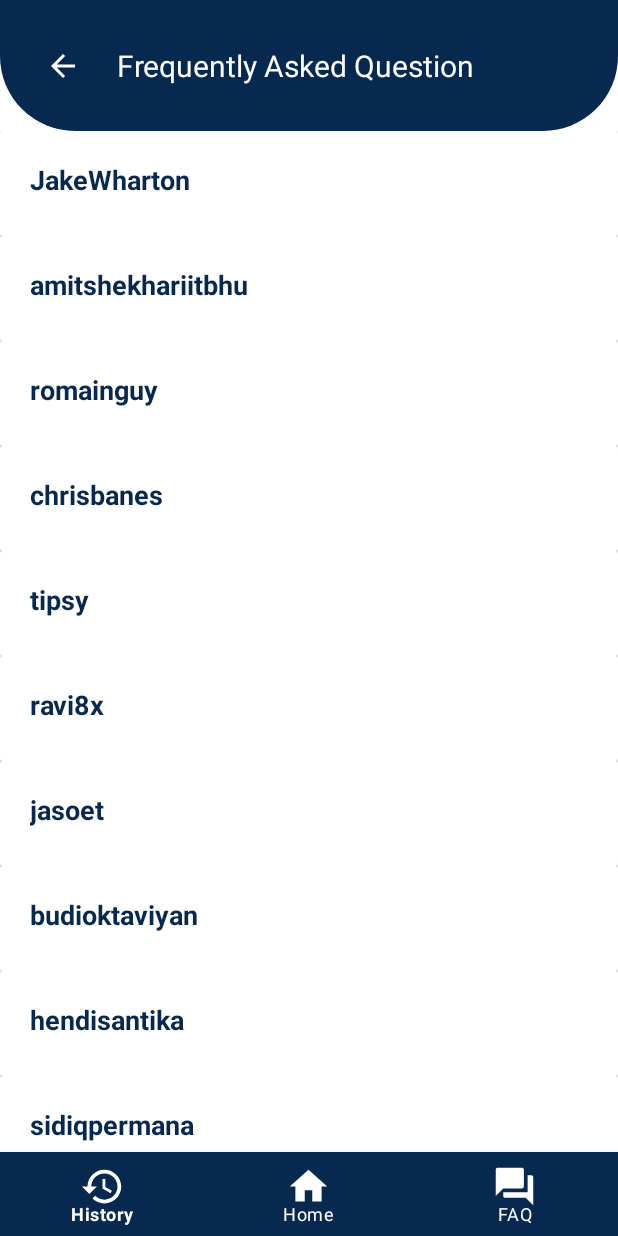
After one commit to Nawitra/Bangkit-Ayenosis, an Android app: the FaqActivity screen opened directly, with no data from a screen before it, on a phone screen of 412 x 824 dp. The commit adds this screen. Run offline under Robolectric (Android 15) with nearby library versions, the phone set to English and light mode, and no system bars; 1 statement that could not run was skipped.

Commit message:
FAQ with bug

```diff
--- a/app/build.gradle
+++ b/app/build.gradle
@@ -57,6 +57,8 @@ dependencies {
     implementation 'org.tensorflow:tensorflow-lite-metadata:0.1.0-rc1'
     implementation 'org.tensorflow:tensorflow-lite:2.2.0'
     implementation 'org.tensorflow:tensorflow-lite-support:0.1.0-rc1'
+    implementation 'androidx.recyclerview:recyclerview:1.2.1'
+    implementation 'androidx.recyclerview:recyclerview-selection:1.1.0'
     testImplementation 'junit:junit:4.13.2'
     androidTestImplementation 'androidx.test.ext:junit:1.1.2'
     androidTestImplementation 'androidx.test.espresso:espresso-core:3.3.0'
--- a/app/src/main/AndroidManifest.xml
+++ b/app/src/main/AndroidManifest.xml
@@ -13,6 +13,7 @@
         android:supportsRtl="true"
         android:theme="@style/Theme.Ayenosis"
         android:usesCleartextTraffic="true">
+        <activity android:name=".activity.FaqActivity"></activity>
         <activity android:name=".activity.ChooseUploadActivity" />
         <activity
             android:name=".activity.OnboardingActivity"
@@ -21,6 +22,7 @@
         <activity android:name=".activity.SplashScreenActivity">
             <intent-filter>
                 <action android:name="android.intent.action.MAIN" />
+
                 <category android:name="android.intent.category.LAUNCHER" />
             </intent-filter>
         </activity>
--- /dev/null
+++ b/app/src/main/java/com/wp/ayenosis/Adapter/QuestionAnswerAdapter.kt
@@ -0,0 +1,47 @@
+package com.wp.ayenosis.Adapter
+
+import android.view.LayoutInflater
+import android.view.View
+import android.view.ViewGroup
+import android.widget.LinearLayout
+import android.widget.TextView
+import androidx.recyclerview.widget.RecyclerView
+import com.wp.ayenosis.R
+import com.wp.ayenosis.model.QuestionAnswer
+
+class QuestionAnswerAdapter (private val questionItem: MutableList<QuestionAnswer>) : RecyclerView.Adapter<QuestionAnswerAdapter.ItemHolder>() {
+    class ItemHolder (v: View) : RecyclerView.ViewHolder(v) {
+        val tvQuestion: TextView = itemView.findViewById(R.id.tv_question)
+        val tvAnswer: TextView = itemView.findViewById(R.id.tv_answer)
+        val llQuestion: LinearLayout = itemView.findViewById(R.id.ll_question)
+    }
+
+    override fun onCreateViewHolder(
+        parent: ViewGroup,
+        viewType: Int
+    ): QuestionAnswerAdapter.ItemHolder {
+        val v: View = LayoutInflater.from(parent.context).inflate(
+            R.layout.list_question_item,
+            parent,
+            false
+        )
+        return ItemHolder(v)
+    }
+
+    override fun onBindViewHolder(holder: QuestionAnswerAdapter.ItemHolder, position: Int) {
+        var questionAnswer = questionItem[position]
+        holder.tvQuestion.text = questionAnswer.question
+        holder.tvAnswer.text = questionAnswer.answer
+        holder.tvAnswer.visibility = if (questionAnswer.expendable == true) View.VISIBLE else View.GONE
+
+
+        holder.llQuestion.setOnClickListener {
+            questionAnswer.expendable = !questionAnswer.expendable!!
+            notifyItemChanged(position)
+        }
+
+    }
+
+    override fun getItemCount() = questionItem.size
+
+}
--- a/app/src/main/java/com/wp/ayenosis/activity/ChooseUploadActivity.kt
+++ b/app/src/main/java/com/wp/ayenosis/activity/ChooseUploadActivity.kt
@@ -51,8 +51,8 @@ class ChooseUploadActivity : AppCompatActivity() {
 
         val btnSubmit: Button = findViewById(R.id.btn_submit1)
         btnSubmit.setOnClickListener{
-
-            val bitmapScaled = Bitmap.createScaledBitmap(bitmap, 192, 256, true)
+        /*
+        val bitmapScaled = Bitmap.createScaledBitmap(bitmap, 192, 256, true)
             val byteBuffer = ByteBuffer.allocateDirect(4 * 3 * 192 * 256)
             for (y in 0 until 256) {
                 for (x in 0 until 192) {
@@ -76,17 +76,16 @@ class ChooseUploadActivity : AppCompatActivity() {
             TensorImage.fromBitmap(bitmapScaled)
             val model = Model1.newInstance(this)
 
-            // Creates inputs for reference.
             val inputFeature0 = TensorBuffer.createFixedSize(intArrayOf(1, 192, 256, 3),DataType.FLOAT32)
             inputFeature0.loadBuffer(byteBuffer)
 
-            // Runs model inference and gets result.
             val outputs = model.process(inputFeature0)
             val outputFeature0 = outputs.outputFeature0AsTensorBuffer
             val tvPrediction: TextView = findViewById(R.id.tv_prediction)
-            tvPrediction.text = outputFeature0.toString()
+            tvPrediction.text = "tempat taro tes"
 
             model.close()
+            */
         }
 
     }
--- /dev/null
+++ b/app/src/main/java/com/wp/ayenosis/activity/FaqActivity.kt
@@ -0,0 +1,80 @@
+package com.wp.ayenosis.activity
+
+import android.content.Intent
+import androidx.appcompat.app.AppCompatActivity
+import android.os.Bundle
+import android.widget.ImageView
+import android.widget.TextView
+import android.widget.Toast
+import androidx.recyclerview.widget.LinearLayoutManager
+import androidx.recyclerview.widget.RecyclerView
+import com.google.android.material.bottomnavigation.BottomNavigationView
+import com.wp.ayenosis.Adapter.QuestionAnswerAdapter
+import com.wp.ayenosis.R
+import com.wp.ayenosis.model.QuestionAnswer
+
+class FaqActivity : AppCompatActivity() {
+
+    private lateinit var rvQuestion: RecyclerView
+    private var arrayListQuestion: MutableList<QuestionAnswer> = arrayListOf()
+
+    override fun onCreate(savedInstanceState: Bundle?) {
+        super.onCreate(savedInstanceState)
+        setContentView(R.layout.activity_faq)
+
+        supportActionBar?.hide()
+
+        val tvTitle: TextView = findViewById(R.id.tv_title)
+        tvTitle.text = "Frequently Asked Question"
+        rvQuestion = findViewById(R.id.rv_question)
+        rvQuestion.setHasFixedSize(true)
+        prepData()
+        showRecyclerList()
+
+        val btnBack: ImageView = findViewById(R.id.btn_back)
+        btnBack.setOnClickListener {
+            val intent = Intent(this, MainActivity::class.java)
+            startActivity(intent)
+            finish()
+        }
+
+        val menuNav: BottomNavigationView = findViewById(R.id.menu_navigation)
+        menuNav.setOnNavigationItemSelectedListener {
+            when (it.itemId) {
+                R.id.btn_home -> {
+                    val mIntent = Intent(this@FaqActivity, MainActivity::class.java)
+                    startActivity(mIntent)
+                    finish()
+                }
+                R.id.btn_question -> {
+                    Toast.makeText(this, "You are already in the FAQ SCREEN", Toast.LENGTH_SHORT).show()
+                }
+                R.id.btn_history -> {
+                    Toast.makeText(this, "History", Toast.LENGTH_SHORT).show()
+                }
+            }
+            true}
+
+    }
+
+    private fun showRecyclerList() {
+        rvQuestion.layoutManager = LinearLayoutManager(this)
+        val questionAnswerAdapter = QuestionAnswerAdapter(arrayListQuestion)
+        rvQuestion.adapter = questionAnswerAdapter
+    }
+
+    private fun prepData(){
+        val questionList = resources.getStringArray(R.array.question)
+        val answerList = resources.getStringArray(R.array.answer)
+
+        arrayListQuestion.clear()
+        for (i in questionList.indices) {
+            val qa = QuestionAnswer()
+            qa.question = questionList[i]
+            qa.answer = answerList[i]
+
+            arrayListQuestion.add(qa)
+        }
+    }
+
+}
--- a/app/src/main/java/com/wp/ayenosis/activity/MainActivity.kt
+++ b/app/src/main/java/com/wp/ayenosis/activity/MainActivity.kt
@@ -3,8 +3,10 @@ package com.wp.ayenosis.activity
 import android.content.Intent
 import androidx.appcompat.app.AppCompatActivity
 import android.os.Bundle
+import android.view.Menu
 import android.widget.Button
 import android.widget.Toast
+import com.google.android.material.bottomnavigation.BottomNavigationView
 import com.wp.ayenosis.R
 import com.wp.ayenosis.databinding.ActivityMainBinding
 import com.wp.ayenosis.utils.FirebaseUtils.firebaseAuth
@@ -31,5 +33,23 @@ class MainActivity : AppCompatActivity() {
             val mIntent = Intent(this@MainActivity, ChooseUploadActivity::class.java)
             startActivity(mIntent)
         }
+
+        val menuNav: BottomNavigationView = findViewById(R.id.menu_navigation)
+        menuNav.setOnNavigationItemSelectedListener {
+                when (it.itemId) {
+                    R.id.btn_home -> {
+                        Toast.makeText(this, "You are already in the HOME SCREEN", Toast.LENGTH_SHORT).show()
+                    }
+                    R.id.btn_question -> {
+                        val mIntent = Intent(this@MainActivity, FaqActivity::class.java)
+                        startActivity(mIntent)
+                        finish()
+                    }
+                    R.id.btn_history -> {
+                        Toast.makeText(this, "History", Toast.LENGTH_SHORT).show()
+                    }
+                }
+                true}
+
     }
 }
--- /dev/null
+++ b/app/src/main/java/com/wp/ayenosis/model/QuestionAnswer.kt
@@ -0,0 +1,7 @@
+package com.wp.ayenosis.model
+
+data class QuestionAnswer(
+    var question: String? = null,
+    var answer: String? = null,
+    var expendable: Boolean? = false
+)
--- /dev/null
+++ b/app/src/main/res/layout/activity_faq.xml
@@ -0,0 +1,32 @@
+<?xml version="1.0" encoding="utf-8"?>
+<RelativeLayout xmlns:android="http://schemas.android.com/apk/res/android"
+    xmlns:app="http://schemas.android.com/apk/res-auto"
+    xmlns:tools="http://schemas.android.com/tools"
+    android:layout_width="match_parent"
+    android:layout_height="match_parent"
+    tools:context=".activity.FaqActivity">
+
+    <include layout="@layout/toolbar_with_back"
+        android:id="@+id/tlb_faq"
+        android:layout_height="wrap_content"
+        android:layout_width="match_parent"/>
+
+    <androidx.recyclerview.widget.RecyclerView
+        android:id="@+id/rv_question"
+        android:layout_height="wrap_content"
+        android:layout_width="match_parent"
+        android:layout_below="@+id/tlb_faq"
+        tools:listitem="@layout/list_question_item">
+    </androidx.recyclerview.widget.RecyclerView>
+
+    <com.google.android.material.bottomnavigation.BottomNavigationView
+        android:layout_width="match_parent"
+        android:layout_height="wrap_content"
+        app:itemBackground="@color/blue_chosen"
+        app:itemTextColor="@color/white"
+        app:itemIconTint="@color/white"
+        app:itemIconSize="30sp"
+        android:layout_alignParentBottom="true"
+        app:menu="@menu/menu_bar" />
+
+</RelativeLayout>
--- a/app/src/main/res/layout/activity_main.xml
+++ b/app/src/main/res/layout/activity_main.xml
@@ -35,7 +35,8 @@
         app:layout_constraintBottom_toBottomOf="parent"
         app:layout_constraintEnd_toEndOf="parent"
         app:layout_constraintStart_toStartOf="parent"
-        app:menu="@menu/menu_bar" />
+        app:menu="@menu/menu_bar"
+        android:id="@+id/menu_navigation"/>
 
 
 </androidx.constraintlayout.widget.ConstraintLayout>
--- /dev/null
+++ b/app/src/main/res/layout/list_question_item.xml
@@ -0,0 +1,34 @@
+<?xml version="1.0" encoding="utf-8"?>
+<androidx.cardview.widget.CardView xmlns:android="http://schemas.android.com/apk/res/android"
+    android:layout_width="match_parent"
+    android:layout_height="wrap_content"
+    xmlns:tools="http://schemas.android.com/tools"
+    android:padding="10dp">
+
+    <LinearLayout
+        android:layout_width="match_parent"
+        android:layout_height="wrap_content"
+        android:id="@+id/ll_question"
+        android:orientation="vertical"
+        android:padding="20dp">
+
+        <TextView
+            android:id="@+id/tv_question"
+            android:layout_height="wrap_content"
+            android:layout_width="wrap_content"
+            android:layout_marginBottom="5dp"
+            android:textStyle="bold"
+            android:textSize="18dp"
+            android:textColor="@color/blue_chosen"
+            tools:text = "No. Pertanyaan?"/>
+
+        <TextView
+            android:id="@+id/tv_answer"
+            android:layout_height="wrap_content"
+            android:layout_width="wrap_content"
+            android:visibility="visible"
+            tools:text = "Jawabannya adalah bla bla bla"/>
+
+    </LinearLayout>
+
+</androidx.cardview.widget.CardView>
--- a/app/src/main/res/menu/menu_bar.xml
+++ b/app/src/main/res/menu/menu_bar.xml
@@ -3,15 +3,14 @@
     <item
         android:id="@+id/btn_history"
         android:title="History"
-        android:icon="@drawable/button_history"></item>
-
+        android:icon="@drawable/button_history"/>
     <item
         android:id="@+id/btn_home"
         android:title="Home"
-        android:icon="@drawable/button_home"></item>
+        android:icon="@drawable/button_home"/>
 
     <item
         android:id="@+id/btn_question"
         android:title="FAQ"
-        android:icon="@drawable/button_question"></item>
+        android:icon="@drawable/button_question"/>
 </menu>
--- a/app/src/main/res/values/strings.xml
+++ b/app/src/main/res/values/strings.xml
@@ -37,4 +37,31 @@
     <string name="upload_from_file">Upload From File</string>
     <string name="take_from_camera">Take From Camera</string>
     <string name="upload_image">Upload Image</string>
+
+    <string-array name="question">
+        <item>JakeWharton</item>
+        <item>amitshekhariitbhu</item>
+        <item>romainguy</item>
+        <item>chrisbanes</item>
+        <item>tipsy</item>
+        <item>ravi8x</item>
+        <item>jasoet</item>
+        <item>budioktaviyan</item>
+        <item>hendisantika</item>
+        <item>sidiqpermana</item>
+    </string-array>
+
+    <string-array name="answer">
+        <item>Jake Wharton</item>
+        <item>Amit Shekhar</item>
+        <item>Romain Guy</item>
+        <item>Chris Banes</item>
+        <item>David</item>
+        <item>Ravi Tamada</item>
+        <item>Deny Prasetyo</item>
+        <item>Budi Oktaviyan</item>
+        <item>Hendi Santika</item>
+        <item>Sidiq Permana</item>
+    </string-array>
+
 </resources>
```
